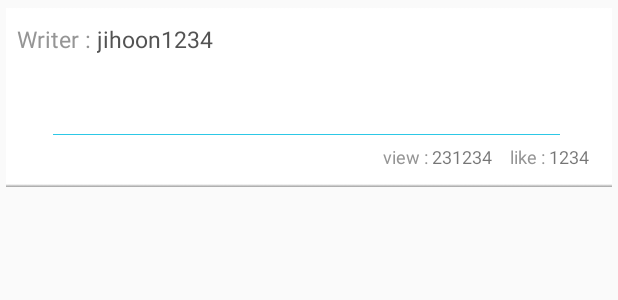
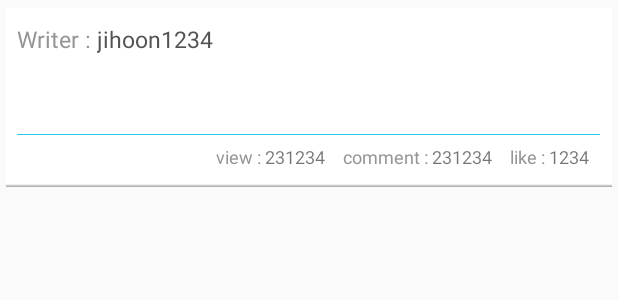
Before and after one commit to yh-kim/ComePenny, an Android app: the layout row_idea.xml on its own in the app's theme, with its tools: preview values and no code run, on a phone screen of 412 x 824 dp. Shown: the top 300 px of the screen. Run offline under Robolectric (Android 15) with nearby library versions, the phone set to English and light mode, and no system bars.

Commit message:
아이디어 썸네일에 댓글수 추가

```diff
--- a/ComePenny/app/src/main/java/com/enterpaper/comepenny/tab/t1idea/IdeaDetailActivity.java
+++ b/ComePenny/app/src/main/java/com/enterpaper/comepenny/tab/t1idea/IdeaDetailActivity.java
@@ -496,10 +496,12 @@ public class IdeaDetailActivity extends ActionBarActivity {
 
             String backContent = tv_ideaoriginal.getText().toString();
             Integer backView = Integer.valueOf(tv_view.getText().toString().trim());
+            Integer backComment = Integer.valueOf(tv_commentcount.getText().toString().trim());
             Integer backLike = Integer.valueOf(tv_like.getText().toString().trim());
 
             backIntent.putExtra("backContent", backContent);
             backIntent.putExtra("backView", backView);
+            backIntent.putExtra("backComment", backComment);
             backIntent.putExtra("backLike", backLike);
 
             setResult(1, backIntent);
--- a/ComePenny/app/src/main/res/layout/row_idea.xml
+++ b/ComePenny/app/src/main/res/layout/row_idea.xml
@@ -70,7 +70,7 @@
                    />
 
                 <ImageView
-                    android:layout_width="wrap_content"
+                    android:layout_width="match_parent"
                     android:layout_height="wrap_content"
                     android:layout_gravity="center"
                     android:layout_marginBottom="6dp"
@@ -124,6 +124,29 @@
                     <LinearLayout
                         android:layout_width="wrap_content"
                         android:layout_height="wrap_content"
+                        android:orientation="horizontal">
+
+
+                        <TextView
+                            android:layout_width="wrap_content"
+                            android:layout_height="wrap_content"
+                            android:text="comment : "
+                            android:textColor="#959595"
+                            android:textSize="12sp" />
+
+                        <TextView
+                            android:id="@+id/tv_count_comment"
+                            android:layout_width="wrap_content"
+                            android:layout_height="wrap_content"
+                            android:layout_marginRight="12dp"
+                            android:text="231234"
+                            android:textSize="12sp" />
+
+                    </LinearLayout>
+
+                    <LinearLayout
+                        android:layout_width="wrap_content"
+                        android:layout_height="wrap_content"
                         android:orientation="horizontal"
                         android:paddingRight="9dp">
 
```
Also changed, not shown: ComePenny/app/src/main/java/com/enterpaper/comepenny/activities/MyinfoLikeFragment.java (+11 -16 lines), ComePenny/app/src/main/java/com/enterpaper/comepenny/activities/MyinfoWriteFragment.java (+8 -15 lines), ComePenny/app/src/main/java/com/enterpaper/comepenny/tab/t1idea/IdeaAdapter.java (+3 -4 lines), ComePenny/app/src/main/java/com/enterpaper/comepenny/tab/t1idea/IdeaFragment.java (+8 -16 lines), ComePenny/app/src/main/java/com/enterpaper/comepenny/tab/t1idea/IdeaListItem.java (+21 -10 lines), ComePenny/app/src/main/java/com/enterpaper/comepenny/tab/t2booth/BoothDetailActivity.java (+9 -16 lines).
